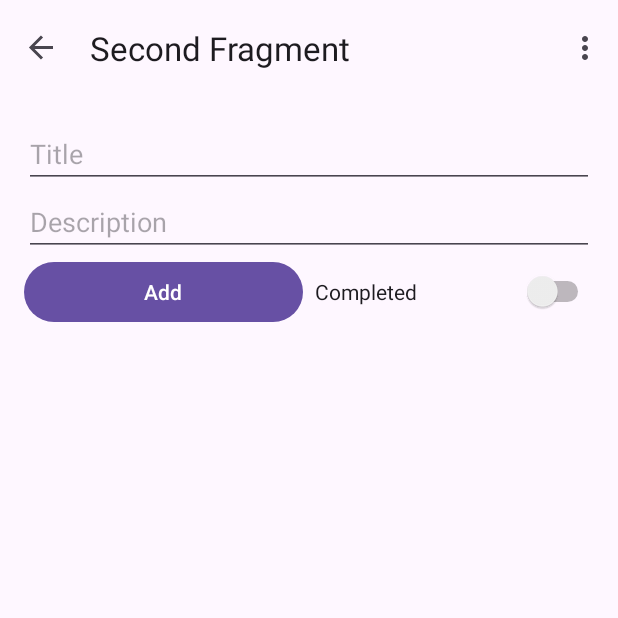
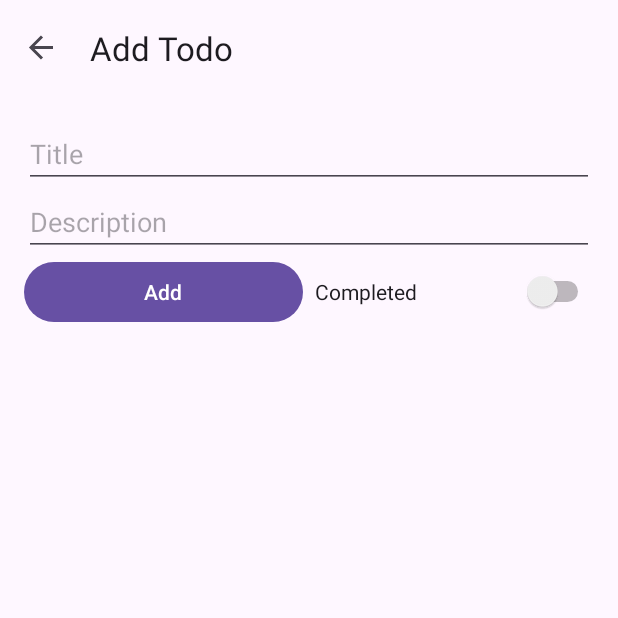
Before and after one commit to sh3boly/Todo-App, an Android app: the AddTodoFragment screen opened through its navigation route, on a phone screen of 412 x 824 dp, the top half of it. Run offline under Robolectric (Android 15) with nearby library versions, the phone set to English and light mode, and no system bars; our stand-ins replace Room's generated code, navigation-ui.

Commit message:
- Renaming some files - RoomDB Features done

```diff
--- a/app/build.gradle.kts
+++ b/app/build.gradle.kts
@@ -2,6 +2,8 @@ plugins {
     alias(libs.plugins.android.application)
     alias(libs.plugins.jetbrains.kotlin.android)
     id("com.google.devtools.ksp")
+    id("androidx.navigation.safeargs.kotlin")
+
 }
 
 android {
--- a/app/src/main/java/com/example/todoapp/AddTodoFragment.kt
+++ b/app/src/main/java/com/example/todoapp/AddTodoFragment.kt
@@ -9,8 +9,9 @@ import android.widget.Button
 import android.widget.EditText
 import android.widget.Switch
 import androidx.lifecycle.ViewModelProvider
+import androidx.navigation.fragment.findNavController
 import com.example.todoapp.database.Todo
-import com.example.todoapp.databinding.FragmentSecondBinding
+import com.example.todoapp.databinding.AddTodoFragmentBinding
 
 /**
  * A simple [Fragment] subclass as the second destination in the navigation.
@@ -18,7 +19,7 @@ import com.example.todoapp.databinding.FragmentSecondBinding
 class AddTodoFragment : Fragment() {
     private lateinit var viewModel: TodoViewModel
 
-    private var _binding: FragmentSecondBinding? = null
+    private var _binding: AddTodoFragmentBinding? = null
 
     // This property is only valid between onCreateView and
     // onDestroyView.
@@ -29,7 +30,7 @@ class AddTodoFragment : Fragment() {
         savedInstanceState: Bundle?
     ): View {
 
-        _binding = FragmentSecondBinding.inflate(inflater, container, false)
+        _binding = AddTodoFragmentBinding.inflate(inflater, container, false)
         return binding.root
 
     }
@@ -67,5 +68,6 @@ class AddTodoFragment : Fragment() {
     ) {
         val newTodo = Todo(title = title, description = description, status = status)
         viewModel.upsertTodo(newTodo)
+        findNavController().navigateUp()
     }
 }
--- a/app/src/main/java/com/example/todoapp/HomeFragment.kt
+++ b/app/src/main/java/com/example/todoapp/HomeFragment.kt
@@ -1,10 +1,15 @@
 package com.example.todoapp
 
+import android.graphics.Canvas
+import android.graphics.Color
+import android.graphics.drawable.ColorDrawable
 import android.os.Bundle
 import androidx.fragment.app.Fragment
 import android.view.LayoutInflater
 import android.view.View
 import android.view.ViewGroup
+import android.widget.ImageButton
+import androidx.core.content.ContextCompat
 import androidx.lifecycle.ViewModelProvider
 import androidx.lifecycle.lifecycleScope
 import androidx.navigation.fragment.findNavController
@@ -12,9 +17,8 @@ import androidx.recyclerview.widget.ItemTouchHelper
 import androidx.recyclerview.widget.LinearLayoutManager
 import androidx.recyclerview.widget.RecyclerView
 import com.example.todoapp.database.Todo
-import com.example.todoapp.databinding.FragmentFirstBinding
+import com.example.todoapp.databinding.HomeFragmentBinding
 import com.google.android.material.snackbar.Snackbar
-import kotlinx.coroutines.flow.Flow
 import kotlinx.coroutines.launch
 
 /**
@@ -23,20 +27,19 @@ import kotlinx.coroutines.launch
 class HomeFragment : Fragment() {
     private lateinit var viewModel: TodoViewModel
     private lateinit var newList: List<Todo>
-    private lateinit var titles: Array<String>
-    private lateinit var descriptions: Array<String>
 
-    private var _binding: FragmentFirstBinding? = null
+    private var _binding: HomeFragmentBinding? = null
     private val binding get() = _binding!!
 
     override fun onCreateView(
         inflater: LayoutInflater, container: ViewGroup?,
         savedInstanceState: Bundle?
     ): View {
+        activity?.setTitle("Todo App")
 
-        _binding = FragmentFirstBinding.inflate(inflater, container, false)
+        _binding = HomeFragmentBinding.inflate(inflater, container, false)
         binding.fab.setOnClickListener { _ ->
-            findNavController().navigate(R.id.SecondFragment)
+            findNavController().navigate(R.id.AddTodoFragment)
         }
         return binding.root
     }
@@ -45,19 +48,24 @@ class HomeFragment : Fragment() {
         super.onViewCreated(view, savedInstanceState)
         viewModel = ViewModelProvider(this).get(TodoViewModel::class.java)
 
-        val newRecyclerview = binding.mRecyclerView // Access view through binding
+        val newRecyclerview = binding.mRecyclerView
         newRecyclerview.layoutManager = LinearLayoutManager(context)
         newRecyclerview.setHasFixedSize(true)
-        val myAdapter = MyAdapter(emptyList())
+        val myAdapter = MyAdapter(emptyList(), onEditClick = { todoID ->
+            val action = HomeFragmentDirections.actionFirstFragmentToEditTodoFragment(todoID)
+            findNavController().navigate(action)
+        })
         newRecyclerview.adapter = myAdapter
 
         lifecycleScope.launch {
             viewModel.getTodos().collect { todos ->
+                newList = todos
                 myAdapter.updateDate(todos)
             }
         }
 
-        ItemTouchHelper(object : ItemTouchHelper.SimpleCallback(0, ItemTouchHelper.LEFT){
+        val swipeCallback = object : ItemTouchHelper.SimpleCallback(0, ItemTouchHelper.LEFT) {
+
             override fun onMove(
                 recyclerView: RecyclerView,
                 viewHolder: RecyclerView.ViewHolder,
@@ -69,29 +77,58 @@ class HomeFragment : Fragment() {
             override fun onSwiped(viewHolder: RecyclerView.ViewHolder, direction: Int) {
                 val position = viewHolder.adapterPosition
 
+                if (position != RecyclerView.NO_POSITION) {
                     val deletedTodo: Todo = newList[position]
                     viewModel.deleteTodo(deletedTodo)
-                myAdapter.notifyItemChanged(position)
+                    myAdapter.notifyItemRemoved(position)
                     Snackbar.make(newRecyclerview, "Deleted " + deletedTodo.title, Snackbar.LENGTH_LONG)
                         .setAction(
                             "Undo",
                             View.OnClickListener {
-                            // adding on click listener to our action of snack bar.
-                            // below line is to add our item to array list with a position.
                                 viewModel.upsertTodo(deletedTodo)
-
-                            // below line is to notify item is
-                            // added to our adapter class.
                                 myAdapter.notifyItemInserted(position)
                             }).show()
-
+                }
             }
 
-        }).attachToRecyclerView(newRecyclerview)
+            override fun onChildDraw(
+                c: Canvas,
+                recyclerView: RecyclerView,
+                viewHolder: RecyclerView.ViewHolder,
+                dX: Float,
+                dY: Float,
+                actionState: Int,
+                isCurrentlyActive: Boolean
+            ) {
+                val itemView = viewHolder.itemView
+                val icon = ContextCompat.getDrawable(requireContext(), R.drawable.ic_delete)
+                val background = ColorDrawable(Color.RED)
+
+                if (dX < 0) { // Swiping left
+                    background.setBounds(itemView.right + dX.toInt(), itemView.top, itemView.right, itemView.bottom)
+                    icon?.let {
+                        val iconMargin = (itemView.height - it.intrinsicHeight) / 2
+                        val iconTop = itemView.top + iconMargin
+                        val iconBottom = iconTop + it.intrinsicHeight
+                        val iconLeft = itemView.right - iconMargin - it.intrinsicWidth
+                        val iconRight = itemView.right - iconMargin
+                        it.setBounds(iconLeft, iconTop, iconRight, iconBottom)
                     }
 
-    private fun getData(viewModel: TodoViewModel): Flow<List<Todo>> {
-        return viewModel.getTodos()
+                } else {
+                    background.setBounds(0, 0, 0, 0)
+                    icon?.setBounds(0, 0, 0, 0)
+                }
+
+                background.draw(c)
+                icon?.draw(c)
+                super.onChildDraw(c, recyclerView, viewHolder, dX, dY, actionState, isCurrentlyActive)
+            }
+        }
+
+        val itemTouchHelper = ItemTouchHelper(swipeCallback)
+        itemTouchHelper.attachToRecyclerView(newRecyclerview)
+
     }
 
     override fun onDestroyView() {
--- a/app/src/main/java/com/example/todoapp/MainActivity.kt
+++ b/app/src/main/java/com/example/todoapp/MainActivity.kt
@@ -33,9 +33,8 @@ class MainActivity : AppCompatActivity() {
     }
 
     override fun onCreateOptionsMenu(menu: Menu): Boolean {
-        // Inflate the menu; this adds items to the action bar if it is present.
-        menuInflater.inflate(R.menu.menu_main, menu)
-        return true
+
+        return false
     }
 
     override fun onOptionsItemSelected(item: MenuItem): Boolean {
--- a/app/src/main/java/com/example/todoapp/MyAdapter.kt
+++ b/app/src/main/java/com/example/todoapp/MyAdapter.kt
@@ -3,33 +3,43 @@ package com.example.todoapp
 import android.view.LayoutInflater
 import android.view.View
 import android.view.ViewGroup
+import android.widget.CheckBox
+import android.widget.ImageButton
 import android.widget.TextView
 import androidx.recyclerview.widget.RecyclerView
 import com.example.todoapp.database.Todo
 
-class MyAdapter(private var todoList: List<Todo>) :
-    RecyclerView.Adapter<MyAdapter.MyViewHolder>() {
+class MyAdapter(
+    private var todoList: List<Todo>,
+    private val onEditClick: (Int) -> Unit
+) : RecyclerView.Adapter<MyAdapter.MyViewHolder>() {
 
     override fun onCreateViewHolder(parent: ViewGroup, viewType: Int): MyViewHolder {
         val itemView = LayoutInflater.from(parent.context).inflate(R.layout.recycler_view_row, parent, false)
         return MyViewHolder(itemView)
     }
+
     fun updateDate(newTodos: List<Todo>){
         todoList = newTodos
         notifyDataSetChanged()
     }
 
-    override fun getItemCount(): Int {
-        return todoList.size
-    }
+    override fun getItemCount(): Int = todoList.size
 
     override fun onBindViewHolder(holder: MyViewHolder, position: Int) {
         val currentItem = todoList[position]
-        holder.title.text  = currentItem.title
+        holder.title.text = currentItem.title
         holder.description.text = currentItem.description
+        holder.status.isChecked = currentItem.status
+        holder.editButton.setOnClickListener {
+            onEditClick(currentItem.id)
+        }
     }
-    class MyViewHolder(itemView: View) : RecyclerView.ViewHolder(itemView){
+
+    class MyViewHolder(itemView: View) : RecyclerView.ViewHolder(itemView) {
         val title: TextView = itemView.findViewById(R.id.card_title)
         val description: TextView = itemView.findViewById(R.id.card_description)
+        val status: CheckBox = itemView.findViewById(R.id.card_status)
+        val editButton: ImageButton = itemView.findViewById(R.id.editBtn)
     }
 }
--- a/app/src/main/java/com/example/todoapp/TodoViewModel.kt
+++ b/app/src/main/java/com/example/todoapp/TodoViewModel.kt
@@ -20,4 +20,6 @@ class TodoViewModel(app: Application) : AndroidViewModel(app) {
     }
 
     fun getTodos(): Flow<List<Todo>> = db.todoDao().getAll()
+
+    fun getTodo(id: Int): Flow<Todo> = db.todoDao().getTodo(id)
 }
--- a/app/src/main/java/com/example/todoapp/database/TodoDao.kt
+++ b/app/src/main/java/com/example/todoapp/database/TodoDao.kt
@@ -17,4 +17,8 @@ interface TodoDao {
     @Delete
     fun delete(todo: Todo)
 
+
+    @Query("SELECT * FROM Todo WHERE id = :id")
+    fun getTodo(id: Int): Flow<Todo>
+
 }
--- /dev/null
+++ b/app/src/main/res/drawable/ic_delete.xml
@@ -0,0 +1,5 @@
+<vector xmlns:android="http://schemas.android.com/apk/res/android" android:height="24dp" android:tint="#000000" android:viewportHeight="24" android:viewportWidth="24" android:width="24dp">
+
+    <path android:fillColor="@android:color/white" android:pathData="M15,16h4v2h-4zM15,8h7v2h-7zM15,12h6v2h-6zM3,18c0,1.1 0.9,2 2,2h6c1.1,0 2,-0.9 2,-2L13,8L3,8v10zM14,5h-3l-1,-1L6,4L5,5L2,5v2h12z"/>
+
+</vector>
--- /dev/null
+++ b/app/src/main/res/drawable/ic_edit.xml
@@ -0,0 +1,5 @@
+<vector xmlns:android="http://schemas.android.com/apk/res/android" android:height="24dp" android:tint="#A2A2A2" android:viewportHeight="24" android:viewportWidth="24" android:width="24dp">
+
+    <path android:fillColor="@android:color/white" android:pathData="M3,17.25V21h3.75L17.81,9.94l-3.75,-3.75L3,17.25zM20.71,7.04c0.39,-0.39 0.39,-1.02 0,-1.41l-2.34,-2.34c-0.39,-0.39 -1.02,-0.39 -1.41,0l-1.83,1.83 3.75,3.75 1.83,-1.83z"/>
+
+</vector>
--- a/app/src/main/res/navigation/nav_graph.xml
+++ b/app/src/main/res/navigation/nav_graph.xml
@@ -3,26 +3,41 @@
     xmlns:app="http://schemas.android.com/apk/res-auto"
     xmlns:tools="http://schemas.android.com/tools"
     android:id="@+id/nav_graph"
-    app:startDestination="@id/FirstFragment">
+    app:startDestination="@id/HomeFragment">
 
     <fragment
-        android:id="@+id/FirstFragment"
+        android:id="@+id/HomeFragment"
         android:name="com.example.todoapp.HomeFragment"
-        android:label="@string/first_fragment_label"
-        tools:layout="@layout/fragment_first">
+        android:label="Todo App"
+        tools:layout="@layout/home_fragment">
 
         <action
             android:id="@+id/action_FirstFragment_to_SecondFragment"
-            app:destination="@id/SecondFragment" />
+            app:destination="@id/AddTodoFragment" />
+        <action
+            android:id="@+id/action_FirstFragment_to_editTodoFragment"
+            app:destination="@id/EditTodoFragment" />
     </fragment>
     <fragment
-        android:id="@+id/SecondFragment"
+        android:id="@+id/AddTodoFragment"
         android:name="com.example.todoapp.AddTodoFragment"
-        android:label="@string/second_fragment_label"
-        tools:layout="@layout/fragment_second">
+        android:label="Add Todo"
+        tools:layout="@layout/add_todo_fragment">
 
         <action
             android:id="@+id/action_SecondFragment_to_FirstFragment"
-            app:destination="@id/FirstFragment" />
+            app:destination="@id/HomeFragment" />
+    </fragment>
+    <fragment
+        android:id="@+id/EditTodoFragment"
+        android:name="com.example.todoapp.EditTodoFragment"
+        android:label="Edit Todo"
+        tools:layout="@layout/edit_todo_fragment" >
+        <action
+            android:id="@+id/action_editTodoFragment_to_FirstFragment"
+            app:destination="@id/HomeFragment" />
+        <argument
+            android:name="todoID"
+            app:argType="integer" />
     </fragment>
 </navigation>
```
Also changed, not shown: app/src/main/java/com/example/todoapp/EditTodoFragment.kt (added, +61 -0 lines), app/src/main/res/layout/edit_todo_fragment.xml (added, +55 -0 lines), app/src/main/res/layout/recycler_view_row.xml (+23 -2 lines), build.gradle.kts (+9 -0 lines), app/src/main/res/layout/add_todo_fragment.xml (renamed from app/src/main/res/layout/fragment_second.xml), app/src/main/res/layout/home_fragment.xml (renamed from app/src/main/res/layout/fragment_first.xml). Lines whose indentation alone changed are shown as unchanged.
